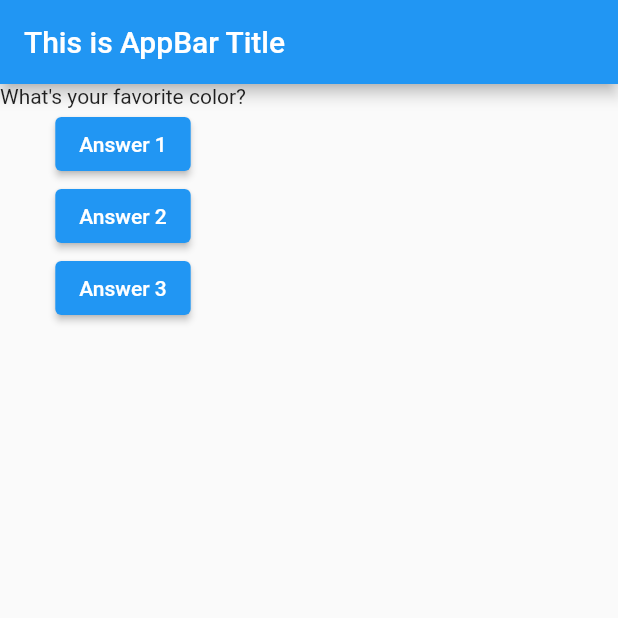
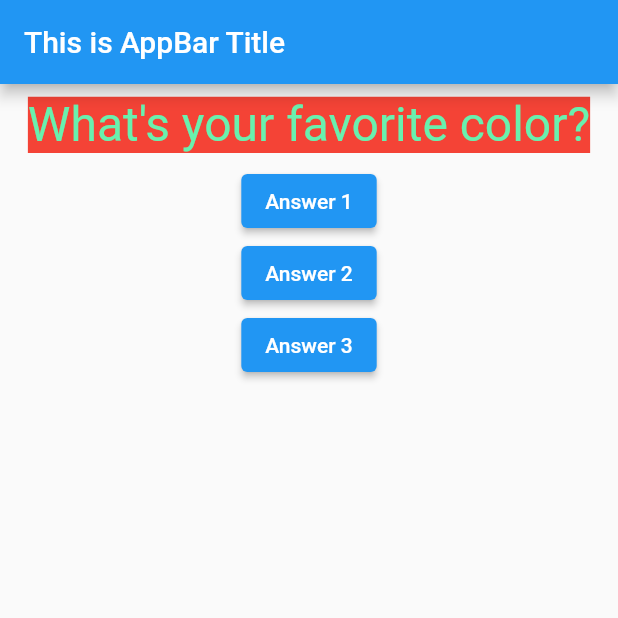
Before and after one commit to gnoparus/flutter_mind102, a Flutter app: the screen it shows after launch, on a phone screen of 412 x 824 dp, the top half of it. Run offline on Flutter 3.47's test engine with Material 2 defaults, Android fonts, the phone set to English and light mode, and no system bars.

Commit message:
Make question style

```diff
--- a/lib/question.dart
+++ b/lib/question.dart
@@ -10,6 +10,17 @@ class Question extends StatelessWidget {
 
   @override
   Widget build(BuildContext context) {
-    return Text(questionText);
+    return Container(
+        width: double.infinity,
+        margin: const EdgeInsets.all(8.0),
+        child: Text(
+          questionText,
+          style: const TextStyle(
+            backgroundColor: Colors.red,
+            color: Colors.greenAccent,
+            fontSize: 32,
+          ),
+          textAlign: TextAlign.center,
+        ));
   }
 }
```
